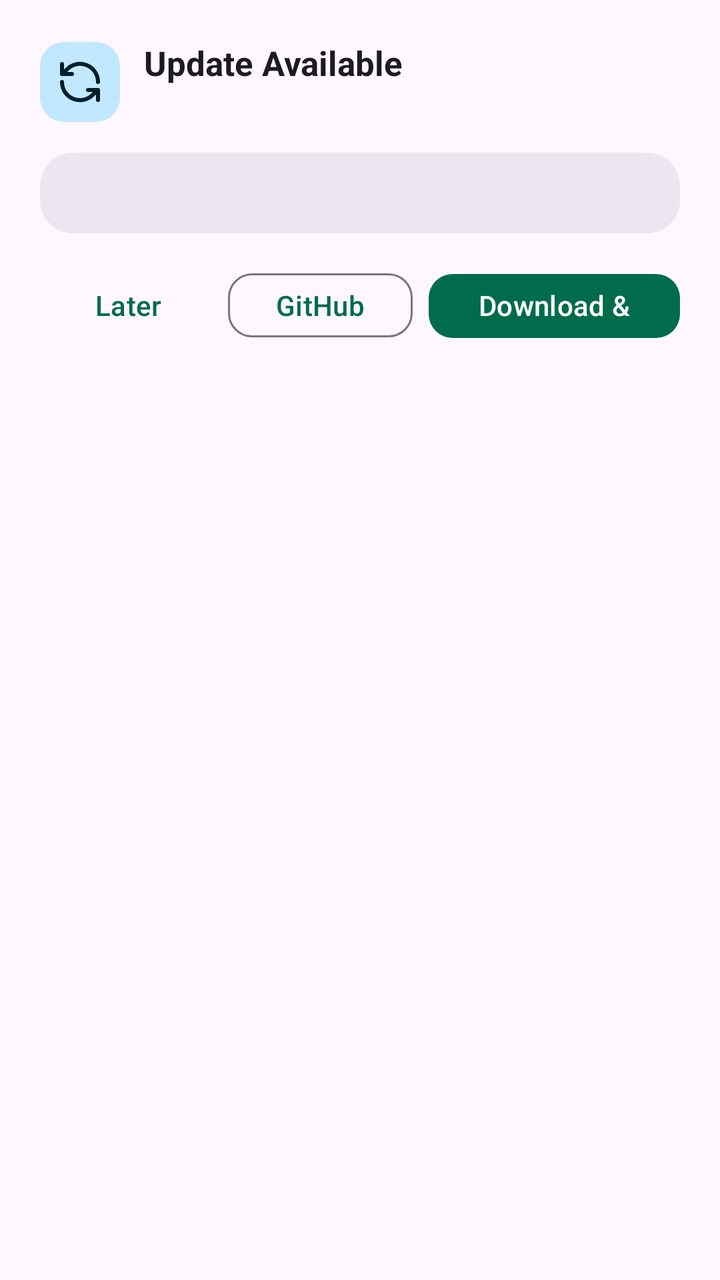
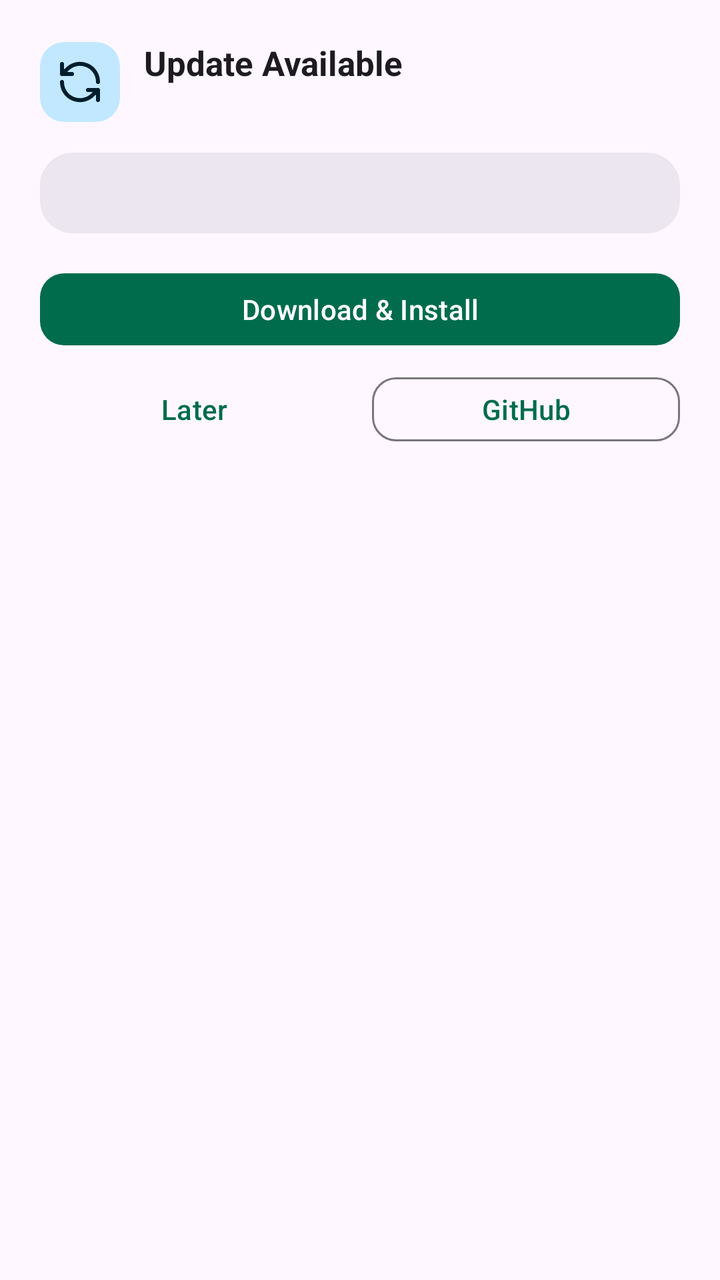

Screens rendered from an Android XML layout before and after an edit, with the pre-edit source and the edit as a unified diff.
<!-- AndroidManifest.xml: application theme Theme.BydWatch -->
<!-- res/layout/dialog_app_update.xml -->
<?xml version="1.0" encoding="utf-8"?>
<LinearLayout xmlns:android="http://schemas.android.com/apk/res/android"
    xmlns:app="http://schemas.android.com/apk/res-auto"
    android:layout_width="match_parent"
    android:layout_height="wrap_content"
    android:background="?attr/colorSurface"
    android:orientation="vertical"
    android:padding="20dp">

    <LinearLayout
        android:layout_width="match_parent"
        android:layout_height="wrap_content"
        android:gravity="center_vertical"
        android:orientation="horizontal">

        <com.google.android.material.card.MaterialCardView
            style="@style/Widget.Material3.CardView.Filled"
            android:layout_width="40dp"
            android:layout_height="40dp"
            app:cardBackgroundColor="?attr/colorPrimaryContainer"
            app:cardCornerRadius="12dp"
            app:strokeWidth="0dp">

            <ImageView
                android:layout_width="match_parent"
                android:layout_height="match_parent"
                android:contentDescription="@string/update_dialog_title"
                android:padding="8dp"
                android:src="@drawable/ic_slot_sync"
                app:tint="?attr/colorOnPrimaryContainer" />
        </com.google.android.material.card.MaterialCardView>

        <LinearLayout
            android:layout_width="0dp"
            android:layout_height="wrap_content"
            android:layout_marginStart="12dp"
            android:layout_weight="1"
            android:orientation="vertical">

            <TextView
                android:id="@+id/tvUpdateDialogTitle"
                android:layout_width="wrap_content"
                android:layout_height="wrap_content"
                android:text="@string/update_dialog_title"
                android:textColor="?attr/colorOnSurface"
                android:textSize="17sp"
                android:textStyle="bold" />

            <TextView
                android:id="@+id/tvUpdateDialogVersion"
                android:layout_width="wrap_content"
                android:layout_height="wrap_content"
                android:layout_marginTop="2dp"
                android:textColor="@color/accent_emerald"
                android:textSize="13sp"
                android:textStyle="bold" />
        </LinearLayout>

        <TextView
            android:id="@+id/tvUpdateDialogSize"
            android:layout_width="wrap_content"
            android:layout_height="wrap_content"
            android:background="@drawable/bg_pill_dark"
            android:backgroundTint="?attr/colorSurfaceContainerHigh"
            android:paddingHorizontal="10dp"
            android:paddingVertical="4dp"
            android:textColor="?attr/colorOnSurfaceVariant"
            android:textSize="11sp"
            android:textStyle="bold"
            android:visibility="gone" />
    </LinearLayout>

    <androidx.core.widget.NestedScrollView
        android:layout_width="match_parent"
        android:layout_height="wrap_content"
        android:layout_marginTop="14dp"
        android:background="@drawable/bg_console"
        android:backgroundTint="?attr/colorSurfaceContainerHigh"
        android:padding="12dp">

        <TextView
            android:id="@+id/tvUpdateReleaseNotes"
            android:layout_width="match_parent"
            android:layout_height="wrap_content"
            android:lineSpacingExtra="2dp"
            android:textColor="?attr/colorOnSurface"
            android:textSize="12sp" />
    </androidx.core.widget.NestedScrollView>

    <LinearLayout
        android:id="@+id/layoutUpdateProgress"
        android:layout_width="match_parent"
        android:layout_height="wrap_content"
        android:layout_marginTop="14dp"
        android:orientation="vertical"
        android:visibility="gone">

        <ProgressBar
            android:id="@+id/pbUpdateDownload"
            style="?android:attr/progressBarStyleHorizontal"
            android:layout_width="match_parent"
            android:layout_height="8dp"
            android:max="100"
            android:progress="0"
            android:progressDrawable="@drawable/progress_soc" />

        <TextView
            android:id="@+id/tvUpdateProgressText"
            android:layout_width="match_parent"
            android:layout_height="wrap_content"
            android:layout_marginTop="6dp"
            android:textColor="?attr/colorOnSurfaceVariant"
            android:textSize="11sp" />
    </LinearLayout>

    <TextView
        android:id="@+id/tvUpdateDialogError"
        android:layout_width="match_parent"
        android:layout_height="wrap_content"
        android:layout_marginTop="10dp"
        android:textColor="@color/accent_rose"
        android:textSize="12sp"
        android:visibility="gone" />

    <LinearLayout
        android:layout_width="match_parent"
        android:layout_height="wrap_content"
        android:layout_marginTop="16dp"
        android:gravity="end"
        android:orientation="horizontal">

        <com.google.android.material.button.MaterialButton
            android:id="@+id/btnUpdateLater"
            style="@style/Widget.Material3.Button.TextButton"
            android:layout_width="wrap_content"
            android:layout_height="40dp"
            android:text="@string/update_btn_later"
            android:textAllCaps="false" />

        <com.google.android.material.button.MaterialButton
            android:id="@+id/btnUpdateGithub"
            style="@style/Widget.Material3.Button.OutlinedButton"
            android:layout_width="wrap_content"
            android:layout_height="40dp"
            android:layout_marginStart="6dp"
            android:text="@string/update_btn_github"
            android:textAllCaps="false"
            app:cornerRadius="12dp" />

        <com.google.android.material.button.MaterialButton
            android:id="@+id/btnUpdateDownload"
            style="@style/Widget.Material3.Button"
            android:layout_width="wrap_content"
            android:layout_height="40dp"
            android:layout_marginStart="8dp"
            android:text="@string/update_btn_download_install"
            android:textAllCaps="false"
            app:cornerRadius="12dp" />
    </LinearLayout>
</LinearLayout>
<!-- resources referenced by this layout -->
<resources>
  <color name="accent_emerald">#006C4C</color>
  <color name="accent_rose">#BA1A1A</color>
  <!-- drawable bg_console (drawable) -->
  <?xml version="1.0" encoding="utf-8"?>
  <shape xmlns:android="http://schemas.android.com/apk/res/android"
      android:shape="rectangle">
      <solid android:color="@color/surface_console" />
      <stroke
          android:width="1dp"
          android:color="@color/stroke_subtle" />
      <corners android:radius="16dp" />
  </shape>
  <!-- drawable bg_pill_dark (drawable) -->
  <?xml version="1.0" encoding="utf-8"?>
  <shape xmlns:android="http://schemas.android.com/apk/res/android"
      android:shape="rectangle">
      <solid android:color="@color/surface_inner" />
      <corners android:radius="999dp" />
  </shape>
  <!-- drawable ic_slot_sync (drawable) -->
  <?xml version="1.0" encoding="utf-8"?>
  <vector xmlns:android="http://schemas.android.com/apk/res/android"
      android:width="24dp"
      android:height="24dp"
      android:viewportWidth="24"
      android:viewportHeight="24">
      <path
          android:fillColor="@android:color/transparent"
          android:strokeColor="#FFFFFF"
          android:strokeLineCap="round"
          android:strokeLineJoin="round"
          android:strokeWidth="2"
          android:pathData="M21,12a9,9 0 0,0 -15.5,-6.3L3,8 M3,3v5h5 M3,12a9,9 0 0,0 15.5,6.3L21,16 M21,21v-5h-5" />
  </vector>
  <!-- drawable progress_soc (drawable) -->
  <?xml version="1.0" encoding="utf-8"?>
  <layer-list xmlns:android="http://schemas.android.com/apk/res/android">
      <item android:id="@android:id/background">
          <shape android:shape="rectangle">
              <solid android:color="@color/stroke_subtle" />
              <corners android:radius="999dp" />
          </shape>
      </item>
      <item android:id="@android:id/progress">
          <clip>
              <shape android:shape="rectangle">
                  <solid android:color="@color/accent_emerald" />
                  <corners android:radius="999dp" />
              </shape>
          </clip>
      </item>
  </layer-list>
  <string name="update_btn_download_install">Download &amp; Install</string>
  <string name="update_btn_github">GitHub</string>
  <string name="update_btn_later">Later</string>
  <string name="update_dialog_title">Update Available</string>
  <color name="surface_console">#E8EFEA</color>
  <color name="stroke_subtle">#D0DBD4</color>
  <color name="surface_inner">#EDF2EF</color>
  <color name="bg_obsidian">#F6F8F7</color>
  <color name="widget_primary_container">#9FF2CE</color>
  <color name="widget_on_primary_container">#002114</color>
  <color name="accent_cyan">#00658E</color>
  <color name="widget_secondary_container">#CBE6FF</color>
  <color name="widget_on_secondary_container">#001E30</color>
  <color name="widget_tertiary_container">#FFE0B2</color>
  <color name="widget_on_tertiary_container">#2B1700</color>
  <style name="Widget.BydWatch.TextInputLayout" parent="Widget.Material3.TextInputLayout.OutlinedBox">
          <item name="boxCornerRadiusTopStart">16dp</item>
          <item name="boxCornerRadiusTopEnd">16dp</item>
          <item name="boxCornerRadiusBottomStart">16dp</item>
          <item name="boxCornerRadiusBottomEnd">16dp</item>
          <item name="boxStrokeWidth">1dp</item>
          <item name="boxStrokeWidthFocused">2dp</item>
      </style>
  <!-- unchanged entries left out for length: 1 -->
</resources>

<!-- the commit's change to res/layout/dialog_app_update.xml (unified diff, before → after) -->
@@ -126,35 +126,49 @@
         android:layout_width="match_parent"
         android:layout_height="wrap_content"
         android:layout_marginTop="16dp"
-        android:gravity="end"
-        android:orientation="horizontal">
-
-        <com.google.android.material.button.MaterialButton
-            android:id="@+id/btnUpdateLater"
-            style="@style/Widget.Material3.Button.TextButton"
-            android:layout_width="wrap_content"
-            android:layout_height="40dp"
-            android:text="@string/update_btn_later"
-            android:textAllCaps="false" />
-
-        <com.google.android.material.button.MaterialButton
-            android:id="@+id/btnUpdateGithub"
-            style="@style/Widget.Material3.Button.OutlinedButton"
-            android:layout_width="wrap_content"
-            android:layout_height="40dp"
-            android:layout_marginStart="6dp"
-            android:text="@string/update_btn_github"
-            android:textAllCaps="false"
-            app:cornerRadius="12dp" />
+        android:orientation="vertical">
 
         <com.google.android.material.button.MaterialButton
             android:id="@+id/btnUpdateDownload"
             style="@style/Widget.Material3.Button"
-            android:layout_width="wrap_content"
-            android:layout_height="40dp"
-            android:layout_marginStart="8dp"
+            android:layout_width="match_parent"
+            android:layout_height="wrap_content"
+            android:minHeight="44dp"
+            android:paddingVertical="8dp"
             android:text="@string/update_btn_download_install"
             android:textAllCaps="false"
             app:cornerRadius="12dp" />
+
+        <LinearLayout
+            android:layout_width="match_parent"
+            android:layout_height="wrap_content"
+            android:layout_marginTop="8dp"
+            android:orientation="horizontal">
+
+            <com.google.android.material.button.MaterialButton
+                android:id="@+id/btnUpdateLater"
+                style="@style/Widget.Material3.Button.TextButton"
+                android:layout_width="0dp"
+                android:layout_height="wrap_content"
+                android:layout_marginEnd="6dp"
+                android:layout_weight="1"
+                android:minHeight="40dp"
+                android:paddingVertical="6dp"
+                android:text="@string/update_btn_later"
+                android:textAllCaps="false" />
+
+            <com.google.android.material.button.MaterialButton
+                android:id="@+id/btnUpdateGithub"
+                style="@style/Widget.Material3.Button.OutlinedButton"
+                android:layout_width="0dp"
+                android:layout_height="wrap_content"
+                android:layout_marginStart="6dp"
+                android:layout_weight="1"
+                android:minHeight="40dp"
+                android:paddingVertical="6dp"
+                android:text="@string/update_btn_github"
+                android:textAllCaps="false"
+                app:cornerRadius="12dp" />
+        </LinearLayout>
     </LinearLayout>
 </LinearLayout>
